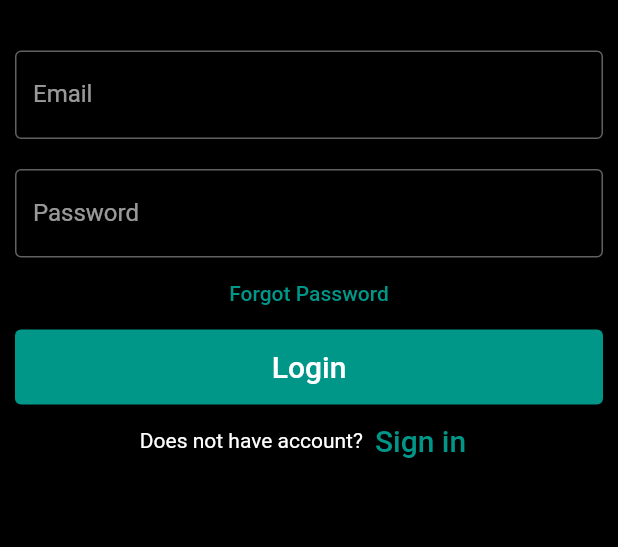
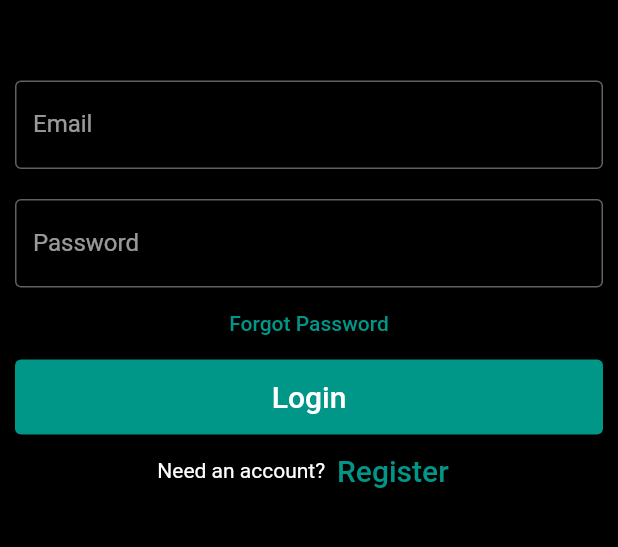
Before and after one commit to cpdunphy/cinematch, a Flutter app: the screen it shows after launch, after a tap on "Login", on a phone screen of 412 x 824 dp, the part 110-657 px from its top. Run offline on Flutter 3.47's test engine with Material 2 defaults, Android fonts, the phone set to English and light mode, and no system bars; our stand-ins replace cloud_firestore, firebase_analytics, firebase_auth, firebase_core, flutter_rating_bar, video_player; missing offline and left inert: flutter_gravatar; accounts and stored records are empty; network calls fail; statements that could not run were skipped.

Commit message:
Auth System (mostly complete), Update Entry Point, & Manage Profile

```diff
--- a/frontend/vthacks2022/lib/core/models/user_object.dart
+++ b/frontend/vthacks2022/lib/core/models/user_object.dart
@@ -6,29 +6,20 @@ class UserObject {
   const UserObject({
     required this.uid,
     required this.email,
-    required this.username,
-    required this.phoneNumber,
-    this.firstName,
-    this.lastName,
+    required this.displayName,
     this.photoUrl,
   });
 
   final String uid;
   final String email;
-  final String username;
-  final String phoneNumber;
-  final String? firstName;
-  final String? lastName;
+  final String displayName;
   final String? photoUrl;
 
   UserObject.fromJson(Map<String, Object?> json)
       : this(
           uid: json['uid']! as String,
           email: json['email']! as String,
-          username: json['username']! as String,
-          phoneNumber: json['phoneNumber']! as String,
-          firstName: json['firstName']! as String,
-          lastName: json['lastName']! as String,
+          displayName: json['displayName']! as String,
           photoUrl: json['photoUrl']! as String,
         );
 
@@ -36,10 +27,7 @@ class UserObject {
     return {
       'uid': uid,
       'email': email,
-      'username': username,
-      'phoneNumber': phoneNumber,
-      'firstName': firstName,
-      'lastName': lastName,
+      'displayName': displayName,
       'photoUrl': photoUrl,
     };
   }
--- a/frontend/vthacks2022/lib/core/services/session_participant_service.dart
+++ b/frontend/vthacks2022/lib/core/services/session_participant_service.dart
@@ -26,7 +26,7 @@ class SessionParticipantService extends ChangeNotifier {
   // Create a new session participant by session and uder (join session button)
   Future<SessionParticipant?> createSessionParticipant(
       Session session, UserObject userObject) async {
-    var uuid = Uuid();
+    const uuid = Uuid();
 
     final sessionParticipant = SessionParticipant(
       uid: uuid.v4(),
--- a/frontend/vthacks2022/lib/ui/entry_point.dart
+++ b/frontend/vthacks2022/lib/ui/entry_point.dart
@@ -20,26 +20,17 @@ class _EntryPointState extends State<EntryPoint> {
   Widget build(BuildContext context) {
     final provider = Provider.of<AuthenticationService>(context);
 
-    provider.verifyAuthStatus(); // Updates status accordingly
-
-    switch (provider.status) {
-      case AuthenticationStatus.uninitialized:
-        //return LoginPage();
-        return Intro();
-      case AuthenticationStatus.unauthenticated:
-        return LoginPage();
-      case AuthenticationStatus.authenticating:
-        return const Scaffold(
-          body: Center(
-            child: CircularProgressIndicator(),
-          ),
-        );
-      case AuthenticationStatus.authenticated:
-        return const Scaffold(
-          body: Center(
-            child: Home(),
-          ),
-        );
+    if (provider.status == AuthenticationStatus.authenticated) {
+      return Home();
     }
+    // else if (provider.status == AuthenticationStatus.unauthenticated ||
+    //     provider.status == AuthenticationStatus.authenticating ||
+    //     provider.status == AuthenticationStatus.uninitialized) {
+    else {
+      return LoginPage();
+    }
+    /*else {
+      return LoginPage(); // TODO: Put this back to the intro screen
+    }*/
   }
 }
--- a/frontend/vthacks2022/lib/ui/home.dart
+++ b/frontend/vthacks2022/lib/ui/home.dart
@@ -4,6 +4,7 @@ import 'package:flutter/src/widgets/framework.dart';
 import 'package:flutter/src/widgets/container.dart';
 import 'package:provider/provider.dart';
 import 'package:vthacks2022/core/services/media_service.dart';
+import 'package:vthacks2022/ui/manage_user.dart';
 import 'package:vthacks2022/ui/social.dart';
 import 'package:vthacks2022/ui/swiping.dart';
 
@@ -21,7 +22,7 @@ class _HomeState extends State<Home> {
     Text("Sessions"),
     const Social(),
     Swipping(),
-    Text("Page 4"),
+    ManageUser(),
   ];
 
   @override
--- a/frontend/vthacks2022/lib/ui/login.dart
+++ b/frontend/vthacks2022/lib/ui/login.dart
@@ -3,7 +3,7 @@ import 'package:flutter/foundation.dart';
 import 'package:provider/provider.dart';
 import 'package:vthacks2022/core/services/authentication_service.dart';
 
-// this is the file that talks about how to register a new user onto the platform
+// this is the file that talks about how to log on a new user onto the platform
 
 class LoginPage extends StatefulWidget {
   const LoginPage({Key? key}) : super(key: key);
@@ -13,8 +13,10 @@ class LoginPage extends StatefulWidget {
 }
 
 class _LoginPageState extends State<LoginPage> {
-  TextEditingController nameController = TextEditingController();
-  TextEditingController passwordController = TextEditingController();
+  final TextEditingController _displayNameController = TextEditingController();
+  final TextEditingController _emailController = TextEditingController();
+  final TextEditingController _passwordController = TextEditingController();
+  bool isLoggingIn = true;
 
   @override
   Widget build(BuildContext context) {
@@ -24,10 +26,10 @@ class _LoginPageState extends State<LoginPage> {
           child: Center(
             child: ListView(
               children: [
-                Center(
+                const Center(
                   child: Padding(
-                    padding: const EdgeInsets.all(24.0),
-                    child: const Text(
+                    padding: EdgeInsets.all(24.0),
+                    child: Text(
                       "Cinematch",
                       style: TextStyle(
                         fontSize: 42,
@@ -38,8 +40,20 @@ class _LoginPageState extends State<LoginPage> {
                 ),
                 Container(
                   padding: const EdgeInsets.all(10),
+                  child: !isLoggingIn
+                      ? TextField(
+                          controller: _displayNameController,
+                          decoration: const InputDecoration(
+                            border: OutlineInputBorder(),
+                            labelText: 'Display Name',
+                          ),
+                        )
+                      : const SizedBox(width: 0, height: 0),
+                ),
+                Container(
+                  padding: const EdgeInsets.all(10),
                   child: TextField(
-                    controller: nameController,
+                    controller: _emailController,
                     decoration: const InputDecoration(
                       border: OutlineInputBorder(),
                       labelText: 'Email',
@@ -50,43 +64,67 @@ class _LoginPageState extends State<LoginPage> {
                   padding: const EdgeInsets.fromLTRB(10, 10, 10, 0),
                   child: TextField(
                     obscureText: true,
-                    controller: passwordController,
+                    controller: _passwordController,
                     decoration: const InputDecoration(
                       border: OutlineInputBorder(),
                       labelText: 'Password',
                     ),
                   ),
                 ),
-                TextButton(
+                Container(
+                  child: isLoggingIn
+                      ? TextButton(
                           onPressed: () {
                             //forgot password screen
                           },
                           child: const Text(
                             'Forgot Password',
                           ),
+                        )
+                      : const SizedBox(width: 0, height: 20),
                 ),
                 Container(
                   height: 50,
                   padding: const EdgeInsets.fromLTRB(10, 0, 10, 0),
                   child: ElevatedButton(
-                      child: const Text('Login',
+                    child: Text(
+                      isLoggingIn ? 'Login' : 'Register',
                       style: TextStyle(
                         fontSize: 20,
-                          )),
-                      onPressed: () {
-                        print(nameController.text);
-                        print(passwordController.text);
+                      ),
+                    ),
+                    // buttonStyle: ButtonStyle(shape: OutlinedBorder),
+                    onPressed: () async {
+                      if (isLoggingIn) {
+                        await authService.signInUser(
+                          _emailController.text.trim(),
+                          _passwordController.text.trim(),
+                        );
+                      } else {
+                        await authService.registerUser(
+                          _displayNameController.text.trim(),
+                          _emailController.text.trim(),
+                          _passwordController.text.trim(),
+                        );
+                      }
                     },
-                    )),
+                  ),
+                ),
                 Row(
                   children: [
-                    Text('Does not have account?'),
+                    Text(isLoggingIn
+                        ? 'Need an account?'
+                        : 'Already have an account?'),
                     TextButton(
                       child: Text(
-                        'Sign in',
+                        isLoggingIn ? 'Register' : 'Login',
                         style: TextStyle(fontSize: 20),
                       ),
-                      onPressed: () {},
+                      onPressed: () {
+                        setState(() {
+                          isLoggingIn = !isLoggingIn;
+                        });
+                      },
                     )
                   ],
                   mainAxisAlignment: MainAxisAlignment.center,
--- a/frontend/vthacks2022/lib/ui/registration.dart
+++ /dev/null
@@ -1 +0,0 @@
-import 'package:flutter/foundation.dart';
```
Also changed, not shown: frontend/vthacks2022/lib/core/models/session.dart (+7 -15 lines), frontend/vthacks2022/lib/core/services/authentication_service.dart (+59 -37 lines), frontend/vthacks2022/lib/core/services/session_service.dart (+14 -35 lines), frontend/vthacks2022/lib/ui/manage_user.dart (added, +33 -0 lines), 1 other file. Lines whose indentation alone changed are shown as unchanged.
